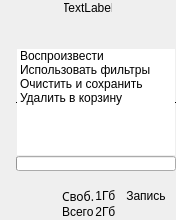
First picture: the form in zface/mainwindow.ui, repository appach22/zface, before the edit.
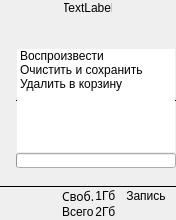
Second picture: the form after the edit. The open tabs and pages were chosen to show the change.

Diff of the .ui file:
```diff
--- a/zface/mainwindow.ui
+++ b/zface/mainwindow.ui
@@ -508,11 +508,6 @@
                <string>Воспроизвести</string>
               </property>
              </item>
-             <item>
-              <property name="text">
-               <string>Использовать фильтры</string>
-              </property>
-             </item>
              <item>
               <property name="text">
                <string>Очистить и сохранить</string>
@@ -608,6 +603,16 @@
       </widget>
      </widget>
     </item>
+    <item>
+     <widget class="Line" name="line">
+      <property name="frameShadow">
+       <enum>QFrame::Plain</enum>
+      </property>
+      <property name="orientation">
+       <enum>Qt::Horizontal</enum>
+      </property>
+     </widget>
+    </item>
     <item>
      <widget class="QStackedWidget" name="statusPages">
       <property name="enabled">
```
Left out of the diff: 18 changed lines with no effect on the pictures.
